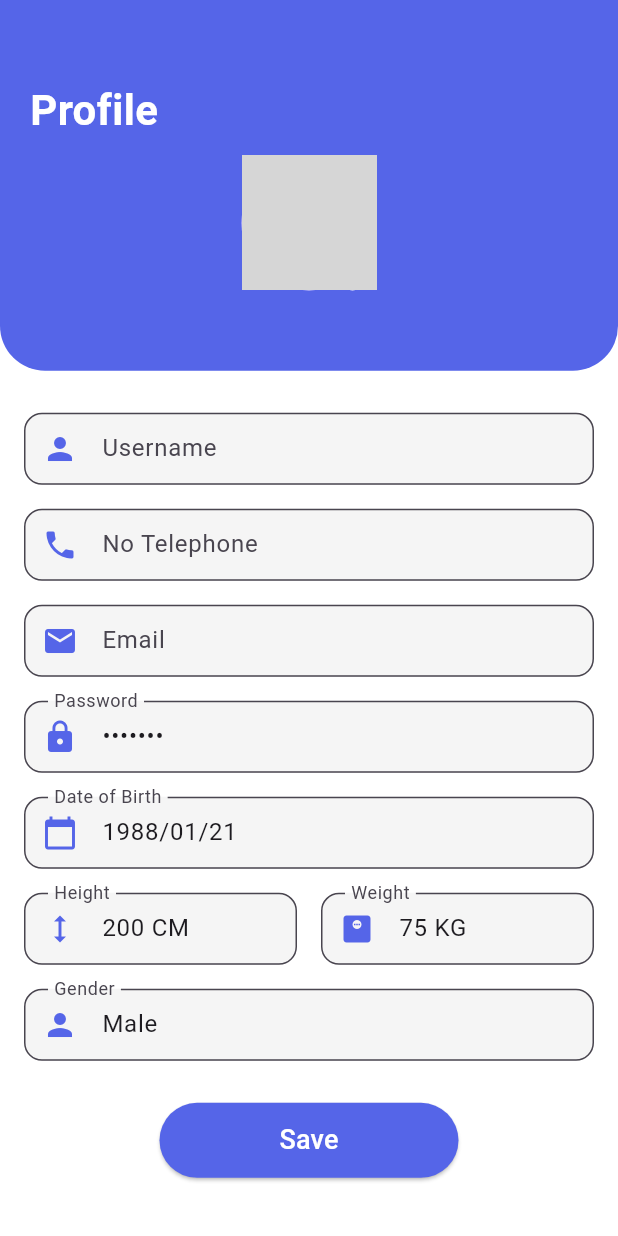
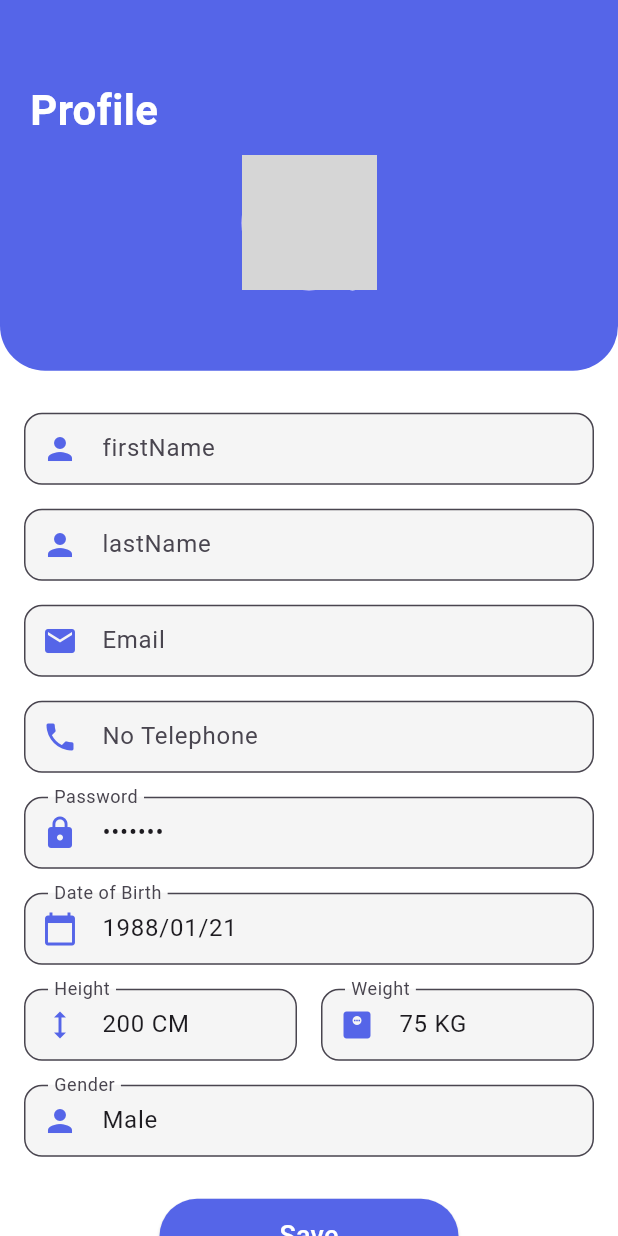
Before and after one commit to KevinArdiprana46/6_B_Gym, a Flutter app: the MyWidget screen opened directly, item 2 of the bottom bar chosen, after a tap on "Edit Profile", on a phone screen of 412 x 824 dp. Run offline on Flutter 3.47's test engine with Material 3 defaults, Android fonts, the phone set to English and light mode, and no system bars; our stand-ins replace camera, image_picker, motion_tab_bar, shared_preferences; accounts and stored records are empty; grey boxes are pictures that could not be loaded.

Commit message:
profile edit dikit

```diff
--- a/lib/view/Profile/editprofile.dart
+++ b/lib/view/Profile/editprofile.dart
@@ -14,7 +14,8 @@ class EditProfile extends StatefulWidget {
 class _EditProfileState extends State<EditProfile> {
   String? _profileImagePath;
   final ImagePicker _picker = ImagePicker();
-  final TextEditingController _usernameController = TextEditingController();
+  final TextEditingController _firstNameController = TextEditingController();
+  final TextEditingController _lastNameController = TextEditingController();
   final TextEditingController _phoneController = TextEditingController();
   final TextEditingController _emailController = TextEditingController();
   final TextEditingController _passwordController = TextEditingController();
@@ -32,7 +33,8 @@ class _EditProfileState extends State<EditProfile> {
   Future<void> _loadProfileData() async {
     SharedPreferences prefs = await SharedPreferences.getInstance();
     setState(() {
-      _usernameController.text = prefs.getString('username') ?? 'Fahmy';
+      _firstNameController.text = prefs.getString('username') ?? 'Fahmy';
+      _lastNameController.text = prefs.getString('username') ?? 'Junaidi';
       _phoneController.text = prefs.getString('phone') ?? '+62xxxxxxxxx';
       _emailController.text = prefs.getString('email') ?? 'fahmy8394@gmail.com';
       _passwordController.text = prefs.getString('password') ?? '*******';
@@ -49,7 +51,8 @@ class _EditProfileState extends State<EditProfile> {
     SharedPreferences prefs = await SharedPreferences.getInstance();
 
     // Simpan data yang diperbarui
-    await prefs.setString('username', _usernameController.text);
+    await prefs.setString('firstName', _firstNameController.text);
+    await prefs.setString('lastName', _lastNameController.text);
     await prefs.setString('phone', _phoneController.text);
     await prefs.setString('email', _emailController.text);
     await prefs.setString('password', _passwordController.text);
@@ -176,11 +179,13 @@ class _EditProfileState extends State<EditProfile> {
               padding: const EdgeInsets.symmetric(horizontal: 16, vertical: 20),
               child: Column(
                 children: [
-                  _buildTextField('Username', _usernameController,
+                  _buildTextField('firstName', _firstNameController,
                       icon: Icons.person),
+                  _buildTextField('lastName', _lastNameController,
+                      icon: Icons.person),
+                  _buildTextField('Email', _emailController, icon: Icons.email),
                   _buildTextField('No Telephone', _phoneController,
                       icon: Icons.phone),
-                  _buildTextField('Email', _emailController, icon: Icons.email),
                   _buildTextField('Password', _passwordController,
                       obscureText: true, icon: Icons.lock),
                   _buildTextField('Date of Birth', _dateOfBirthController,
--- a/lib/view/Profile/profile.dart
+++ b/lib/view/Profile/profile.dart
@@ -16,8 +16,9 @@ class MyWidget extends StatefulWidget {
 }
 
 class _ProfilePageState extends State<MyWidget> with TickerProviderStateMixin {
-  String? username;
+  String? firstName;
   String? email;
+  String? lastName;
   String? phone;
   String? gender;
   String? dateOfBirth;
@@ -49,8 +50,9 @@ class _ProfilePageState extends State<MyWidget> with TickerProviderStateMixin {
     SharedPreferences prefs = await SharedPreferences.getInstance();
 
     setState(() {
-      username = prefs.getString('username') ?? 'No Username';
-      email = prefs.getString('email') ?? 'No Email';
+      firstName = prefs.getString('firstName') ?? 'No firstName';
+      email = prefs.getString('email') ?? 'No Email'; // pastikan ini ada
+      lastName = prefs.getString('lastName') ?? 'No lastName';
       phone = prefs.getString('phone') ?? 'No Phone';
       gender = prefs.getString('gender') ?? 'No Gender';
       dateOfBirth = prefs.getString('dateOfBirth') ?? 'No Date of Birth';
@@ -133,7 +135,9 @@ class _ProfilePageState extends State<MyWidget> with TickerProviderStateMixin {
                   ),
                   const SizedBox(height: 16),
                   Text(
-                    username!,
+                    firstName != null
+                        ? firstName!
+                        : 'No Name', // Menampilkan firstName
                     style: const TextStyle(
                       fontSize: 20,
                       fontWeight: FontWeight.bold,
@@ -142,7 +146,7 @@ class _ProfilePageState extends State<MyWidget> with TickerProviderStateMixin {
                   ),
                   const SizedBox(height: 8),
                   Text(
-                    email!,
+                    email != null ? email! : 'No Email', // Menampilkan email
                     style: const TextStyle(
                       fontSize: 16,
                       color: Colors.white70,
--- a/lib/view/login_register/register.dart
+++ b/lib/view/login_register/register.dart
@@ -13,21 +13,21 @@ class RegisterView extends StatefulWidget {
 class _RegisterViewState extends State<RegisterView> {
   final _formKey = GlobalKey<FormState>();
   TextEditingController firstNameController = TextEditingController();
+  TextEditingController emailController = TextEditingController();
   TextEditingController lastNameController = TextEditingController();
-  TextEditingController emailController = TextEditingController();
   TextEditingController passwordController = TextEditingController();
 
   // Fungsi untuk menyimpan data ke SharedPreferences
   void _saveProfileData(
-    String username,
+    String firstName,
     String email,
     String lastName,
     String password,
   ) async {
     SharedPreferences prefs = await SharedPreferences.getInstance();
-    await prefs.setString('username', username);
+    prefs.setString('firstName', firstName);
+    prefs.setString('email', email);
     await prefs.setString('lastName', lastName);
-    await prefs.setString('email', email);
     await prefs.setString('password', password);
   }
 
@@ -161,18 +161,15 @@ class _RegisterViewState extends State<RegisterView> {
                 child: ElevatedButton(
                   onPressed: () {
                     if (_formKey.currentState!.validate()) {
-                      // Simpan data ke SharedPreferences
                       _saveProfileData(
                           firstNameController.text,
                           lastNameController.text,
                           emailController.text,
                           passwordController.text);
-                      // Pindah ke halaman berikutnya setelah menyimpan data
                       Navigator.push(
                         context,
                         MaterialPageRoute(
-                          builder: (context) =>
-                              RegisterView2(), // Pindah ke halaman RegisterView2
+                          builder: (context) => RegisterView2(),
                         ),
                       );
                     }
@@ -191,7 +188,6 @@ class _RegisterViewState extends State<RegisterView> {
                 ),
               ),
               SizedBox(height: 20),
-              // Already have an account
               Row(
                 mainAxisAlignment: MainAxisAlignment.center,
                 children: [
--- a/pubspec.yaml
+++ b/pubspec.yaml
@@ -14,6 +14,7 @@ dependencies:
   motion_tab_bar : ^2.0.4
   shared_preferences: ^2.0.13
   http: ^1.2.2
+  flutter_riverpod: ^2.6.1
 
 dev_dependencies:
   camera: ^0.10.5+2
```
Also changed, not shown: pubspec.lock.
